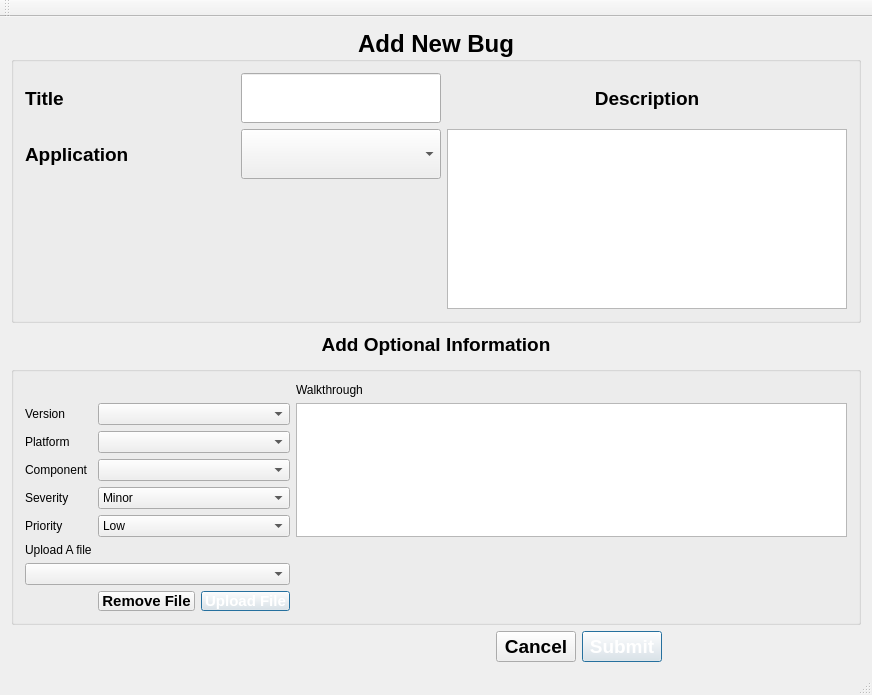
First picture: the form in Application/Integrated Version/addbug.ui, repository NathanielSmithUOW/BigTracker, before the edit.
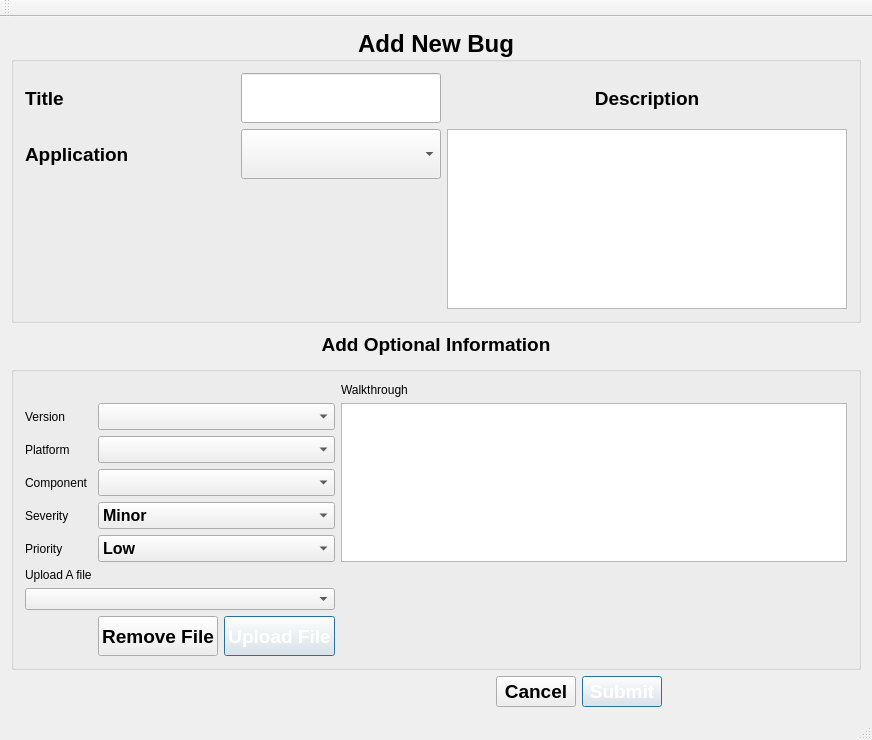
Second picture: the form after the edit.

```diff
--- a/Application/Integrated Version/addbug.ui
+++ b/Application/Integrated Version/addbug.ui
@@ -218,9 +218,22 @@
     </item>
     <item row="3" column="0" colspan="3">
      <widget class="QGroupBox" name="addBug_ExtraOptionsFrame">
+      <property name="font">
+       <font>
+        <pointsize>12</pointsize>
+       </font>
+      </property>
       <layout class="QGridLayout" name="gridLayout_3">
        <item row="4" column="1" colspan="2">
         <widget class="QComboBox" name="addBug_SeverityCombo_2">
+         <property name="font">
+          <font>
+           <family>Arial</family>
+           <pointsize>12</pointsize>
+           <weight>75</weight>
+           <bold>true</bold>
+          </font>
+         </property>
          <item>
           <property name="text">
            <string>Minor</string>
@@ -253,6 +266,13 @@
          </item>
         </widget>
        </item>
+       <item row="1" column="0">
+        <widget class="QLabel" name="addBug_VersionLabel">
+         <property name="text">
+          <string>Version</string>
+         </property>
+        </widget>
+       </item>
        <item row="6" column="0">
         <widget class="QLabel" name="addBug_FileUploadLabel">
          <property name="text">
@@ -262,6 +282,14 @@
        </item>
        <item row="5" column="1" colspan="2">
         <widget class="QComboBox" name="addBug_PriorityCombo_2">
+         <property name="font">
+          <font>
+           <family>Arial</family>
+           <pointsize>12</pointsize>
+           <weight>75</weight>
+           <bold>true</bold>
+          </font>
+         </property>
          <item>
           <property name="text">
            <string>Low</string>
@@ -279,20 +307,15 @@
          </item>
         </widget>
        </item>
-       <item row="1" column="0">
-        <widget class="QLabel" name="addBug_VersionLabel">
-         <property name="text">
-          <string>Version</string>
-         </property>
-        </widget>
-       </item>
        <item row="1" column="1" colspan="2">
-        <widget class="QComboBox" name="addBug_versionCombo"/>
-       </item>
-       <item row="3" column="0">
-        <widget class="QLabel" name="addBug_ComponentLabel">
-         <property name="text">
-          <string>Component</string>
+        <widget class="QComboBox" name="addBug_versionCombo">
+         <property name="font">
+          <font>
+           <family>Arial</family>
+           <pointsize>12</pointsize>
+           <weight>75</weight>
+           <bold>true</bold>
+          </font>
          </property>
         </widget>
        </item>
@@ -303,6 +326,13 @@
          </property>
         </widget>
        </item>
+       <item row="3" column="0">
+        <widget class="QLabel" name="addBug_ComponentLabel">
+         <property name="text">
+          <string>Component</string>
+         </property>
+        </widget>
+       </item>
        <item row="2" column="0">
         <widget class="QLabel" name="addBug_PlatformLabel">
          <property name="text">
@@ -311,7 +341,16 @@
         </widget>
        </item>
        <item row="2" column="1" colspan="2">
-        <widget class="QComboBox" name="addBug_PlatformCombo"/>
+        <widget class="QComboBox" name="addBug_PlatformCombo">
+         <property name="font">
+          <font>
+           <family>Arial</family>
+           <pointsize>12</pointsize>
+           <weight>75</weight>
+           <bold>true</bold>
+          </font>
+         </property>
+        </widget>
        </item>
        <item row="5" column="0">
         <widget class="QLabel" name="label_2">
@@ -327,27 +366,33 @@
          </property>
         </widget>
        </item>
-       <item row="7" column="0" colspan="3">
-        <widget class="QComboBox" name="addBug_fileUploadCombo"/>
-       </item>
-       <item row="3" column="1" colspan="2">
-        <widget class="QComboBox" name="addBug_componentsCombo"/>
-       </item>
        <item row="1" column="3" rowspan="5">
         <widget class="QTextEdit" name="addBug_WalkthroughTextEdti"/>
        </item>
+       <item row="3" column="1" colspan="2">
+        <widget class="QComboBox" name="addBug_componentsCombo">
+         <property name="font">
+          <font>
+           <family>Arial</family>
+           <pointsize>12</pointsize>
+           <weight>75</weight>
+           <bold>true</bold>
+          </font>
+         </property>
+        </widget>
+       </item>
        <item row="8" column="2">
         <widget class="QPushButton" name="addBug_uploadFileButton">
          <property name="minimumSize">
           <size>
            <width>0</width>
-           <height>20</height>
+           <height>40</height>
           </size>
          </property>
          <property name="font">
           <font>
            <family>Arial</family>
-           <pointsize>11</pointsize>
+           <pointsize>14</pointsize>
            <weight>75</weight>
            <bold>true</bold>
           </font>
@@ -370,13 +415,13 @@
          <property name="minimumSize">
           <size>
            <width>0</width>
-           <height>20</height>
+           <height>40</height>
           </size>
          </property>
          <property name="font">
           <font>
            <family>Arial</family>
-           <pointsize>11</pointsize>
+           <pointsize>14</pointsize>
            <weight>75</weight>
            <bold>true</bold>
           </font>
@@ -386,6 +431,9 @@
          </property>
         </widget>
        </item>
+       <item row="7" column="0" colspan="3">
+        <widget class="QComboBox" name="addBug_fileUploadCombo"/>
+       </item>
       </layout>
       <zorder>addBug_WalkthroughTextEdti</zorder>
       <zorder>addBug_WalkthroughLabel</zorder>
```
